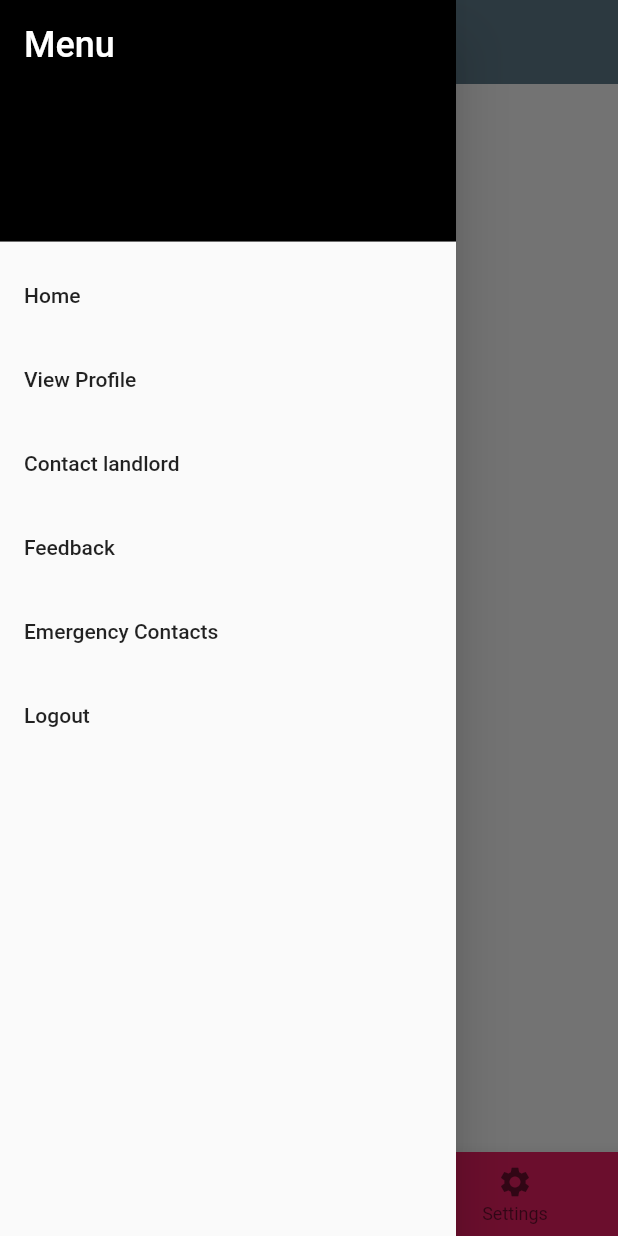
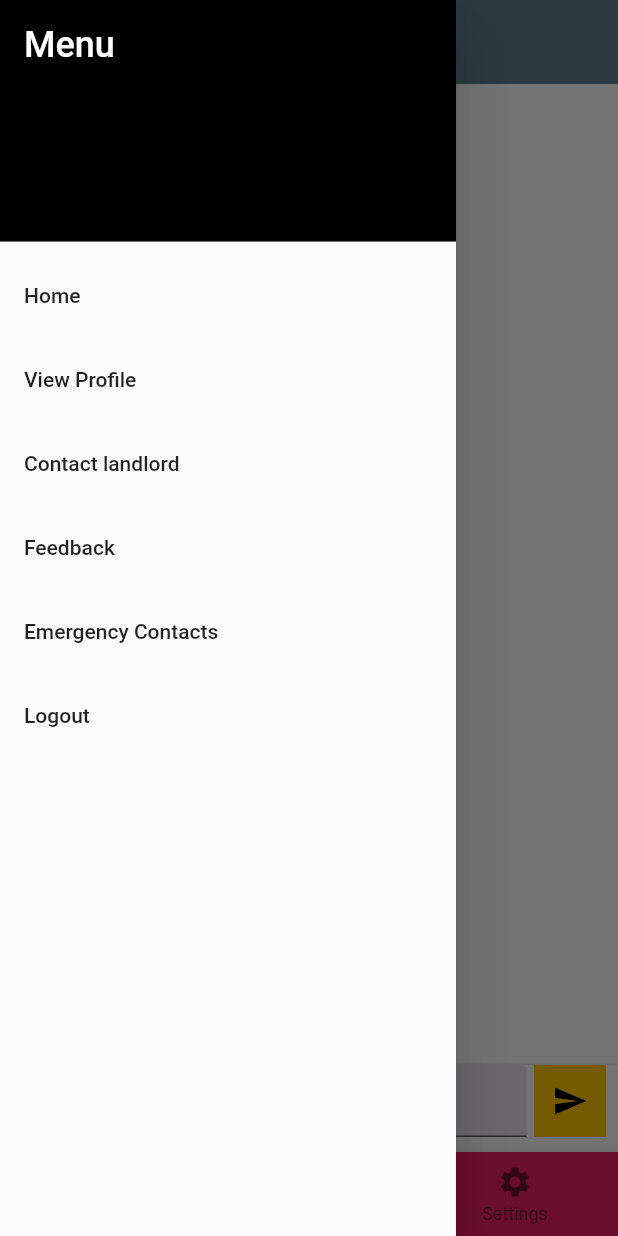
Before and after one commit to jovinraymond/reccess_project, a Flutter app: the ChatScreen screen opened by its route, with the side drawer open, on a phone screen of 412 x 824 dp. Run offline on Flutter 3.47's test engine with Material 2 defaults, Android fonts, the phone set to English and light mode, and no system bars; our stand-ins replace cloud_firestore, firebase_auth, firebase_core, shared_preferences, signature; missing offline and left inert: dart:html, flutterwave_standard; accounts and stored records are empty.

Commit message:
i enabled the group chat to show show the time messages were sent and updated the ui

```diff
--- a/lib/message.dart
+++ b/lib/message.dart
@@ -1,6 +1,7 @@
 import 'package:flutter/material.dart';
 import 'package:cloud_firestore/cloud_firestore.dart';
 import 'package:firebase_auth/firebase_auth.dart';
+import 'package:intl/intl.dart';
 
 void main() {
   runApp(MaterialApp(home: ChatScreen()));
@@ -65,11 +66,8 @@ class _ChatScreenState extends State<ChatScreen> {
 
     if (userSnapshot.exists) {
       final userData = userSnapshot.data() as Map<String, dynamic>;
-      final userName = userData['name'];
-      print("Fetched user name: $userName");
-      return userName;
+      return userData['name'];
     } else {
-      print("User document does not exist");
       return "Member";
     }
   }
@@ -138,7 +136,8 @@ class _ChatScreenState extends State<ChatScreen> {
           ],
         ),
       ),
-      body: Column(children: [
+      body: Column(
+        children: [
           Expanded(
             child: StreamBuilder<QuerySnapshot>(
               stream: FirebaseFirestore.instance
@@ -168,7 +167,8 @@ class _ChatScreenState extends State<ChatScreen> {
                     return FutureBuilder(
                       future: getCurrentUserName(),
                       builder: (context, snapshot) {
-                      if (snapshot.connectionState == ConnectionState.waiting) {
+                        if (snapshot.connectionState ==
+                            ConnectionState.waiting) {
                           return Center(
                             child: CircularProgressIndicator(),
                           );
@@ -181,12 +181,13 @@ class _ChatScreenState extends State<ChatScreen> {
                               ? Alignment.centerRight
                               : Alignment.centerLeft,
                           child: Container(
-                          margin:
-                              EdgeInsets.symmetric(vertical: 4, horizontal: 8),
+                            margin: EdgeInsets.symmetric(
+                                vertical: 4, horizontal: 8),
                             padding: EdgeInsets.all(8),
                             decoration: BoxDecoration(
-                            color:
-                                isSender ? Colors.blue[100] : Colors.grey[300],
+                              color: isSender
+                                  ? Colors.blue[100]
+                                  : Colors.grey[300],
                               borderRadius: BorderRadius.circular(8),
                             ),
                             child: Column(
@@ -196,7 +197,15 @@ class _ChatScreenState extends State<ChatScreen> {
                                   isSender ? 'You' : senderName,
                                   style: TextStyle(
                                     fontWeight: FontWeight.bold,
-                                  color: isSender ? Colors.blue : Colors.black,
+                                    color:
+                                        isSender ? Colors.blue : Colors.black,
+                                  ),
+                                ),
+                                Text(
+                                  // Format the timestamp to display date and time
+                                  DateFormat('MMM d, y HH:mm').format(
+                                    (message['timestamp'] as Timestamp)
+                                        .toDate(),
                                   ),
                                 ),
                                 SizedBox(height: 4),
@@ -212,7 +221,44 @@ class _ChatScreenState extends State<ChatScreen> {
               },
             ),
           ),
-      ]),
+          Divider(height: 1),
+          Container(
+            padding: EdgeInsets.symmetric(horizontal: 8.0),
+            child: Row(
+              children: [
+                Expanded(
+                  child: TextField(
+                    controller: _messageController,
+                    decoration: InputDecoration(
+                      hintText: 'Type a message...',
+                      fillColor: Color(0xffe4e0ec),
+                      filled: true,
+                    ),
+                  ),
+                ),
+                SizedBox(width: 5),
+                Container(
+                  color: Colors.amber,
+                  child: IconButton(
+                    color: Colors.black,
+                    icon: Icon(Icons.send),
+                    onPressed: () {
+                      String message = _messageController.text.trim();
+                      if (message.isNotEmpty) {
+                        sendMessage(message);
+                        _messageController.clear();
+                      }
+                    },
+                  ),
+                ),
+              ],
+            ),
+          ),
+          SizedBox(
+            height: 10,
+          )
+        ],
+      ),
       bottomNavigationBar: BottomNavigationBar(
         backgroundColor: Colors.pink,
         items: [
```
Lines whose indentation alone changed are shown as unchanged.
